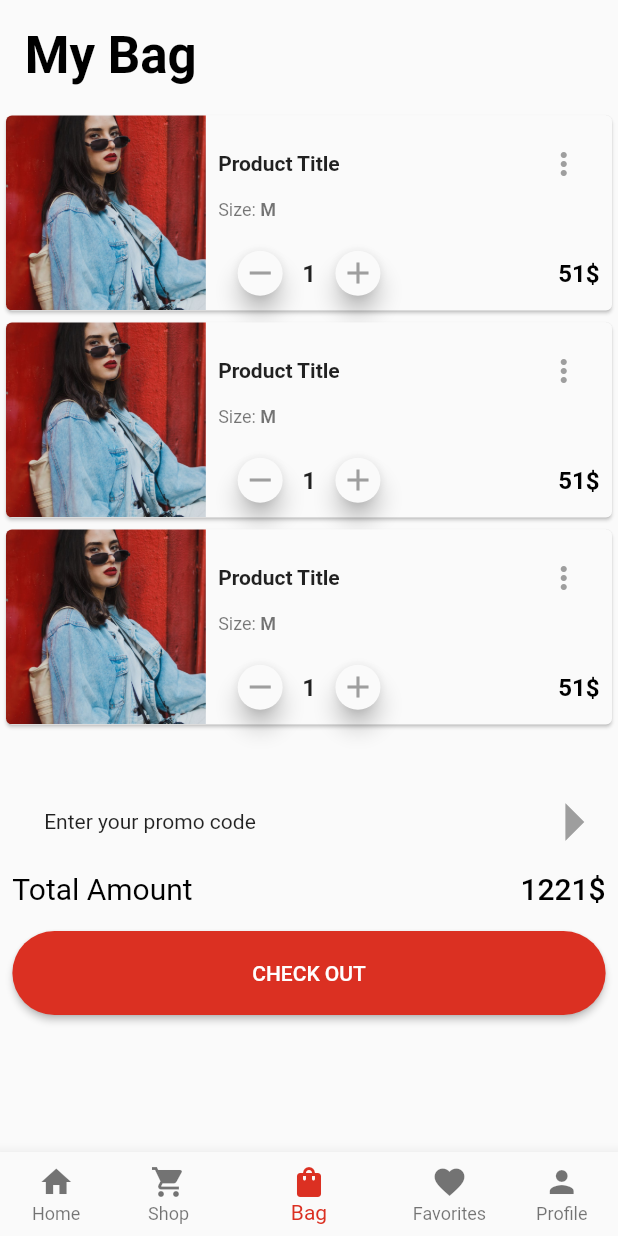
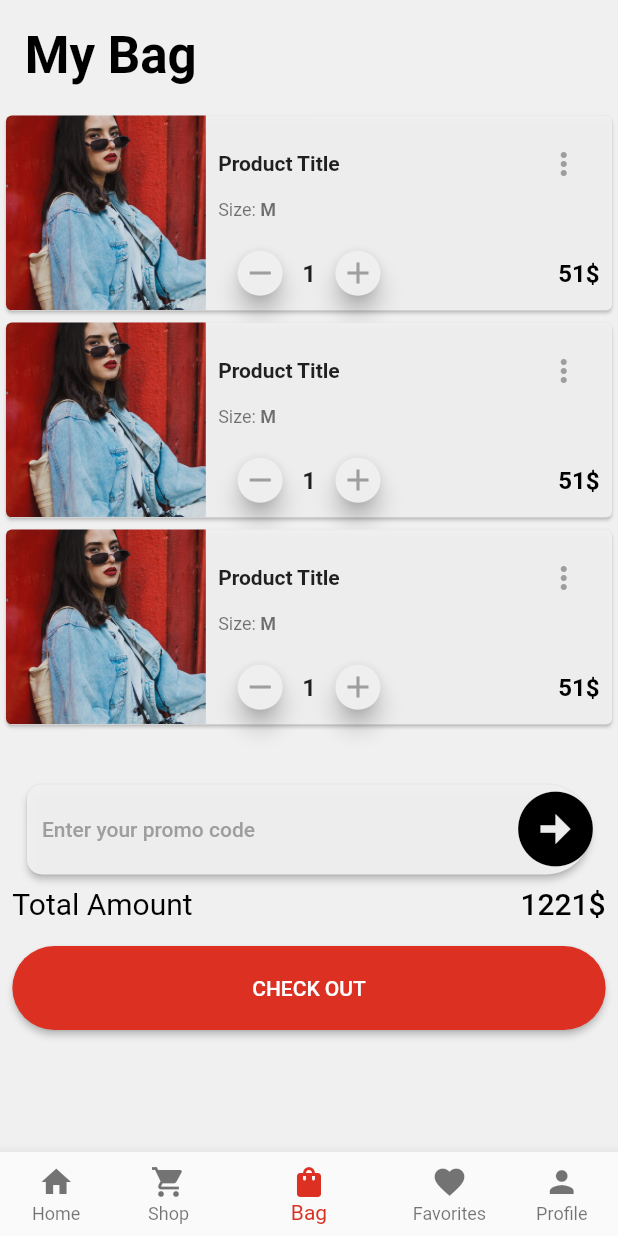
Before and after one commit to egemenongel/flutter_e-commerce_app, a Flutter app: the screen it shows after launch, item 3 of the bottom bar chosen, on a phone screen of 412 x 824 dp. Run offline on Flutter 3.47's test engine with Material 2 defaults, Android fonts, the phone set to English and light mode, and no system bars; our stand-ins replace bloc, cached_network_image, dio, easy_localization, equatable, flutter_bloc and 1 more; network calls fail.

Commit message:
Update UI elements

```diff
--- a/lib/core/components/buttons/favorite_button.dart
+++ b/lib/core/components/buttons/favorite_button.dart
@@ -1,5 +1,6 @@
 import 'package:easy_localization/easy_localization.dart';
 import 'package:ecommerce_app/core/components/cards/primary_snackbar.dart';
+import 'package:ecommerce_app/core/extensions/context_extension.dart';
 import 'package:ecommerce_app/core/utils/lang/generated/locale_keys.g.dart';
 import 'package:flutter/material.dart';
 
@@ -24,6 +25,9 @@ class _FavoriteButtonState extends State<FavoriteButton> {
           PrimarySnackbar.show(
               context, LocaleKeys.common_messages_favorite.tr().toUpperCase());
         },
-        icon: Icon(isFavorite ? Icons.favorite : Icons.favorite_border));
+        icon: Icon(
+          isFavorite ? Icons.favorite : Icons.favorite_border,
+          color: context.colors.primary,
+        ));
   }
 }
--- a/lib/core/components/buttons/primary_expansion_tile.dart
+++ b/lib/core/components/buttons/primary_expansion_tile.dart
@@ -1,7 +1,7 @@
 import 'package:easy_localization/easy_localization.dart';
 import 'package:ecommerce_app/core/extensions/context_extension.dart';
+import 'package:flutter/material.dart';
 import 'package:ecommerce_app/core/extensions/string_case_extension.dart';
-import 'package:flutter/material.dart';
 
 class PrimaryExpansionTile extends StatelessWidget {
   const PrimaryExpansionTile(
@@ -14,6 +14,8 @@ class PrimaryExpansionTile extends StatelessWidget {
   @override
   Widget build(BuildContext context) {
     return ExpansionTile(
+      iconColor: context.colors.onBackground,
+      collapsedIconColor: context.colors.onBackground,
       childrenPadding: const EdgeInsets.symmetric(horizontal: 16),
       title: Text(
         translationKey.tr().toCapitalized(),
--- a/lib/core/utils/theme/color_wheel.dart
+++ b/lib/core/utils/theme/color_wheel.dart
@@ -2,6 +2,6 @@ import 'package:flutter/cupertino.dart';
 
 class ColorWheel {
   static const Color shojohiRed = Color(0xffdb3022);
-  static const Color doctorWhite = Color(0xfffafafa);
+  static const Color doctorWhite = Color.fromARGB(245, 240, 240, 240);
   static const Color mangoLatte = Color(0xffffba49);
 }
--- a/lib/features/bag/view/bag_view.dart
+++ b/lib/features/bag/view/bag_view.dart
@@ -15,47 +15,58 @@ class BagView extends StatelessWidget {
     return Scaffold(
       backgroundColor: context.colors.surface,
       body: SafeArea(
+        child: SingleChildScrollView(
           child: Column(
             children: [
               _buildTitle(context),
               _buildProducts(context),
-            _buildPromoButton(context),
+              Padding(
+                padding: const EdgeInsets.symmetric(horizontal: 18.0),
+                child: _buildPromoButton(context),
+              ),
               _buildTotal(context),
               _buildCheckOutButton(context)
             ],
           ),
         ),
+      ),
     );
   }
 
-  GestureDetector _buildPromoButton(BuildContext context) {
-    return GestureDetector(
-      child: Stack(
-        alignment: Alignment.center,
-        children: [
-          Row(
-            children: [
-              const Spacer(),
-              Expanded(
-                flex: 12,
-                child: Container(
-                  height: 50,
-                  color: context.colors.background,
+  Widget _buildPromoButton(BuildContext context) {
+    return ElevatedButton(
+      style: ButtonStyle(
+        shape: MaterialStateProperty.all(
+          const RoundedRectangleBorder(
+              borderRadius: BorderRadius.only(
+            topRight: Radius.circular(30),
+            bottomRight: Radius.circular(30),
+            topLeft: Radius.circular(10),
+            bottomLeft: Radius.circular(10),
+          )),
+        ),
+        padding: MaterialStateProperty.all(EdgeInsets.zero),
+        backgroundColor: MaterialStateProperty.all(context.colors.background),
+        foregroundColor: MaterialStateProperty.all(context.colors.onBackground),
+      ),
+      onPressed: () {},
       child: Row(
         mainAxisAlignment: MainAxisAlignment.spaceBetween,
         children: [
-                        Text(LocaleKeys.bag_promo.tr().toCapitalized())
-                      ]),
+          Expanded(
+              flex: 5,
+              child: Padding(
+                padding: const EdgeInsets.symmetric(horizontal: 10),
+                child: Text(
+                  LocaleKeys.bag_promo.tr().toCapitalized(),
+                  style: context.textTheme.bodyText1!
+                      .copyWith(color: context.colors.onSurface),
                 ),
-              ),
+              )),
           const Spacer(),
-            ],
-          ),
-          Positioned(
-            right: 0,
+          const Expanded(
             child: Icon(
-              Icons.arrow_right,
-              color: context.colors.onSurface,
+              Icons.arrow_circle_right,
               size: 60,
             ),
           ),
--- a/lib/features/profile/view/profile_view.dart
+++ b/lib/features/profile/view/profile_view.dart
@@ -19,7 +19,7 @@ class ProfileView extends StatelessWidget {
             crossAxisAlignment: CrossAxisAlignment.start,
             children: [
               const SizedBox(
-                height: 20,
+                height: kToolbarHeight,
               ),
               _buildTitle(context),
               _buildProfileTile(context),
@@ -36,8 +36,8 @@ class ProfileView extends StatelessWidget {
       padding: context.paddingLowHorizontal,
       child: Text(
         LocaleKeys.profile_title.tr().toTitleCase(),
-        style:
-            context.textTheme.headline5!.copyWith(fontWeight: FontWeight.bold),
+        style: context.textTheme.headline5!.copyWith(
+            fontWeight: FontWeight.bold, color: context.colors.onBackground),
       ),
     );
   }
--- a/lib/product/components/app_bar/shop_app_bar.dart
+++ b/lib/product/components/app_bar/shop_app_bar.dart
@@ -25,7 +25,7 @@ class ShopAppBarState extends State<ShopAppBar> {
   @override
   Widget build(BuildContext context) {
     return Material(
-      color: context.colors.onPrimary,
+      color: context.colors.background,
       elevation: 5,
       child: Column(
         children: [
@@ -38,7 +38,7 @@ class ShopAppBarState extends State<ShopAppBar> {
 
   AppBar _buildHeader(BuildContext context) {
     return AppBar(
-      backgroundColor: context.colors.onPrimary,
+      backgroundColor: context.colors.background,
       elevation: 0,
       iconTheme: IconThemeData(color: context.colors.primary),
       titleTextStyle:
--- a/lib/product/components/cards/shop_product_card.dart
+++ b/lib/product/components/cards/shop_product_card.dart
@@ -1,3 +1,4 @@
+import 'package:cached_network_image/cached_network_image.dart';
 import 'package:ecommerce_app/core/components/buttons/favorite_button.dart';
 import 'package:ecommerce_app/core/constants/application_constants.dart';
 import 'package:ecommerce_app/core/extensions/context_extension.dart';
@@ -32,8 +33,9 @@ class ShopProductCard extends StatelessWidget {
                   child: ClipRRect(
                     clipBehavior: Clip.antiAlias,
                     borderRadius: const BorderRadius.all(Radius.circular(20)),
-                    child: Image.network(
-                      productModel.image ?? ApplicationConstants.dummyImage,
+                    child: CachedNetworkImage(
+                      imageUrl:
+                          productModel.image ?? ApplicationConstants.dummyImage,
                       fit: BoxFit.fill,
                     ),
                   ),
--- a/pubspec.yaml
+++ b/pubspec.yaml
@@ -44,6 +44,7 @@ dependencies:
   #Localization
   easy_localization: ^3.0.1
   flutter_rating_bar: ^4.0.1
+  cached_network_image: ^3.2.1
 
 
 
```
Also changed, not shown: lib/features/product_detail/view/product_detail_view.dart (+5 -28 lines), pubspec.lock, 1 other file. Lines whose indentation alone changed are shown as unchanged.
